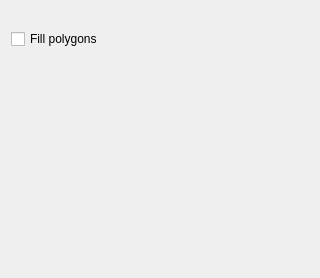
Old version of the form src/qt-widgets/ReconstructLayerOptionsWidgetUi.ui in the repository GPlates/GPlates.
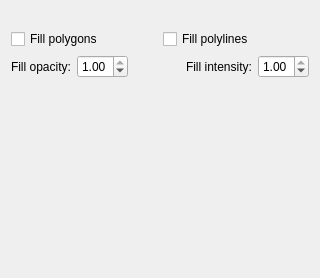
New version of the form.

Diff of the .ui file:
```diff
--- a/src/qt-widgets/ReconstructLayerOptionsWidgetUi.ui
+++ b/src/qt-widgets/ReconstructLayerOptionsWidgetUi.ui
@@ -21,11 +21,79 @@
     <widget class="QWidget" name="draw_style_placeholder_widget" native="true"/>
    </item>
    <item>
-    <widget class="QCheckBox" name="fill_polygons">
-     <property name="text">
-      <string>Fill polygons</string>
-     </property>
-    </widget>
+    <layout class="QHBoxLayout" name="horizontalLayout">
+     <item>
+      <widget class="QCheckBox" name="fill_polygons">
+       <property name="text">
+        <string>Fill polygons</string>
+       </property>
+      </widget>
+     </item>
+     <item>
+      <widget class="QCheckBox" name="fill_polylines">
+       <property name="text">
+        <string>Fill polylines</string>
+       </property>
+      </widget>
+     </item>
+    </layout>
+   </item>
+   <item>
+    <layout class="QHBoxLayout" name="fill_opacity_intensity_layout">
+     <item>
+      <widget class="QLabel" name="fill_opacity_label">
+       <property name="text">
+        <string>Fill opacity:</string>
+       </property>
+      </widget>
+     </item>
+     <item>
+      <widget class="QDoubleSpinBox" name="fill_opacity_spinbox">
+       <property name="maximum">
+        <double>1.000000000000000</double>
+       </property>
+       <property name="singleStep">
+        <double>0.040000000000000</double>
+       </property>
+       <property name="value">
+        <double>1.000000000000000</double>
+       </property>
+      </widget>
+     </item>
+     <item>
+      <spacer name="horizontalSpacer">
+       <property name="orientation">
+        <enum>Qt::Horizontal</enum>
+       </property>
+       <property name="sizeHint" stdset="0">
+        <size>
+         <width>40</width>
+         <height>20</height>
+        </size>
+       </property>
+      </spacer>
+     </item>
+     <item>
+      <widget class="QLabel" name="fill_intensity_label">
+       <property name="text">
+        <string>Fill intensity:</string>
+       </property>
+      </widget>
+     </item>
+     <item>
+      <widget class="QDoubleSpinBox" name="fill_intensity_spinbox">
+       <property name="maximum">
+        <double>1.000000000000000</double>
+       </property>
+       <property name="singleStep">
+        <double>0.040000000000000</double>
+       </property>
+       <property name="value">
+        <double>1.000000000000000</double>
+       </property>
+      </widget>
+     </item>
+    </layout>
    </item>
    <item>
     <spacer name="verticalSpacer">
```
